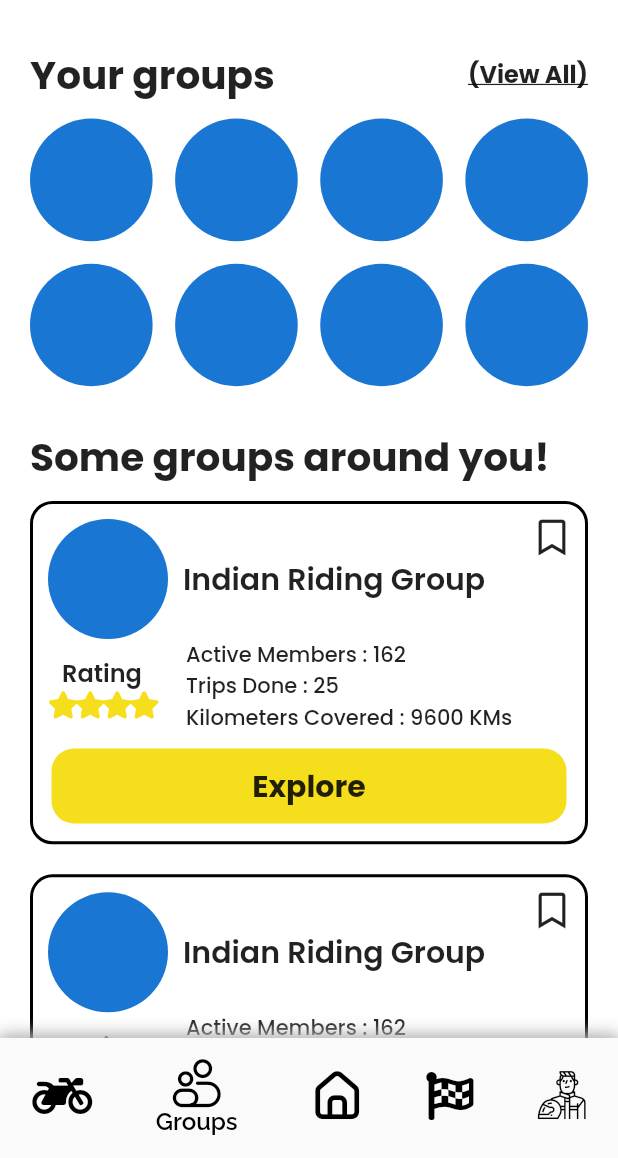
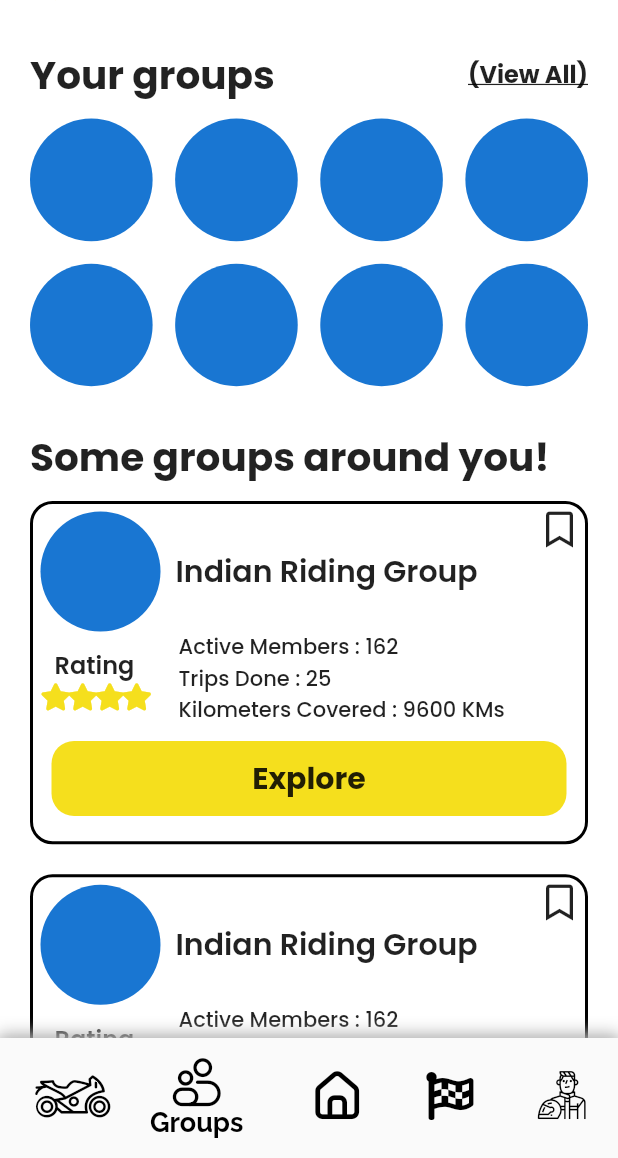
Before and after one commit to NullCrew/find-ridr, a Flutter app: the BottomNavBar screen opened directly, swiped to page 2, on a phone screen of 412 x 824 dp, the part 78-1236 px from its top. Run offline on Flutter 3.47's test engine with Material 2 defaults, Android fonts, the phone set to English and light mode, and no system bars; our stand-ins replace font_awesome_flutter, get, google_fonts, preload_page_view.

Commit message:
updated pageView perf

```diff
--- a/lib/components/bottom_navigation_bar.dart
+++ b/lib/components/bottom_navigation_bar.dart
@@ -7,11 +7,12 @@ import 'package:findridr/views/ride_view.dart';
 import 'package:flutter/material.dart';
 import 'package:font_awesome_flutter/font_awesome_flutter.dart';
 import 'package:google_fonts/google_fonts.dart';
+import 'package:preload_page_view/preload_page_view.dart';
 
 List<BottomNavigationBarItem> navBarItems = [
   BottomNavigationBarItem(
-    icon: Icon(FontAwesomeIcons.motorcycle,color: Colors.black,size: 32,),
-    label: 'Ride',
+    icon: Icon(Rider.sports,color: Colors.black,size: 28,),
+    label: '  Ride',
   ),
   BottomNavigationBarItem(
     icon: Icon(Rider.group,color: Colors.black,size: 32,),
@@ -31,6 +32,15 @@ List<BottomNavigationBarItem> navBarItems = [
   ),
 ];
 
+// ignore: non_constant_identifier_names
+List <Widget>views = [
+  RideView(),
+  GroupView(),
+  HomeView(),
+  EventView(),
+  ProfileView(),
+];
+
 class BottomNavBar extends StatefulWidget {
   @override
   _BottomNavBarState createState() => _BottomNavBarState();
@@ -43,12 +53,13 @@ class _BottomNavBarState extends State<BottomNavBar> {
     setState(() {
       _currentIndex = index;
     });
+
     pageController.animateToPage(
       index,
       duration: Duration(
-        milliseconds: 100,
+        milliseconds: 50,
       ),
-      curve: Curves.linearToEaseOut
+      curve: Curves.elasticOut
     );
   }
 
@@ -64,46 +75,41 @@ class _BottomNavBarState extends State<BottomNavBar> {
         currentIndex: _currentIndex,
         onTap: onTabTapped,
         showUnselectedLabels: false,
-        showSelectedLabels: true,
         items: navBarItems,
         selectedItemColor: Colors.black,
-        unselectedItemColor: Colors.grey,
-        unselectedIconTheme: IconThemeData(color: Colors.grey),
-        selectedLabelStyle: GoogleFonts.raleway(fontSize: 16,color: Colors.black,fontWeight: FontWeight.w600),
+        selectedFontSize: 18,
+        selectedLabelStyle: GoogleFonts.raleway(color: Colors.black,fontWeight: FontWeight.w700),
       ),
     );
   }
 
-  PageController pageController;
+  PreloadPageController pageController;
 
   @override
   void initState() {
     super.initState();
-    pageController = PageController(initialPage: 2);
+    pageController = PreloadPageController(initialPage: 2);
   }
 
 
   @override
   Widget build(BuildContext context) {
-    return  WillPopScope(
-        onWillPop: () {
-          return;
+    return  Scaffold(
+        body: Container(
+          child: PreloadPageView.builder(
+              controller: pageController,
+              physics: AlwaysScrollableScrollPhysics(),
+              preloadPagesCount: 5,
+              itemCount: views.length,
+              itemBuilder: (BuildContext context,int position){
+                return views[position];
               },
-        child: Scaffold(
-            body: PageView(
-                controller: pageController,
-                children: <Widget>[
-                  RideView(),
-                  GroupView(),
-                  HomeView(),
-                  EventView(),
-                  ProfileView(),
-                ],
               onPageChanged: (int index) {
                 setState(() {
                   _currentIndex = index;
                 });
               }),
-            bottomNavigationBar: navBar()));
+        ),
+        bottomNavigationBar: navBar());
   }
 }
--- a/lib/components/event_card.dart
+++ b/lib/components/event_card.dart
@@ -33,7 +33,7 @@ Widget EventCard({int reviewStar}){
                         Column(
                           crossAxisAlignment: CrossAxisAlignment.start,
                           children: [
-                            Text('Offroading for beginners',style: GoogleFonts.poppins(fontSize: 18,fontWeight: FontWeight.w600)),
+                            Text('Offroading for beginners',style: GoogleFonts.poppins(fontSize: 16,fontWeight: FontWeight.w600),softWrap: true,),
                             Text('Indian Riding Group',style: GoogleFonts.poppins(fontSize: 14,fontWeight: FontWeight.w600),),
                           ],
                         )
--- a/lib/components/group_card.dart
+++ b/lib/components/group_card.dart
@@ -1,6 +1,7 @@
 import 'package:findridr/components/card_button.dart';
 import 'package:findridr/constants.dart';
 import 'package:findridr/controllers/ride_card_controller.dart';
+import 'package:findridr/views/group_info_view.dart';
 import 'package:flutter/cupertino.dart';
 import 'package:flutter/material.dart';
 import 'package:font_awesome_flutter/font_awesome_flutter.dart';
@@ -20,7 +21,7 @@ Widget GroupCard({int reviewStar}){
               borderRadius: BorderRadius.circular(15)
           ),
           child: Padding(
-            padding: const EdgeInsets.all(10.0),
+            padding: const EdgeInsets.all(5.0),
             child: Column(
               children: [
                 Row(
@@ -77,7 +78,7 @@ Widget GroupCard({int reviewStar}){
                   ],
                 ),
                 SizedBox(height: 10,),
-                CardButton(btnText: "Explore")
+                CardButton(btnText: "Explore",onTap: (){Get.to(GroupInfoView());})
               ],
             ),
           ),
--- a/pubspec.yaml
+++ b/pubspec.yaml
@@ -12,7 +12,7 @@ dependencies:
     sdk: flutter
 
 
-  cupertino_icons: ^1.0.1
+  cupertino_icons: ^1.0.0
   google_fonts: ^1.1.1
   geolocator: ^6.1.13
   animations: ^1.1.2
@@ -20,6 +20,7 @@ dependencies:
   shared_preferences: ^0.5.12+4
   get: ^3.23.1
   font_awesome_flutter: ^8.11.0
+  preload_page_view: ^0.1.4
 
 
 
```
Also changed, not shown: lib/components/vertical_card.dart (added, +36 -0 lines), lib/views/group_info_view.dart (+94 -0 lines), lib/components/search_card.dart (deleted), 1 other file. Lines whose indentation alone changed are shown as unchanged.
